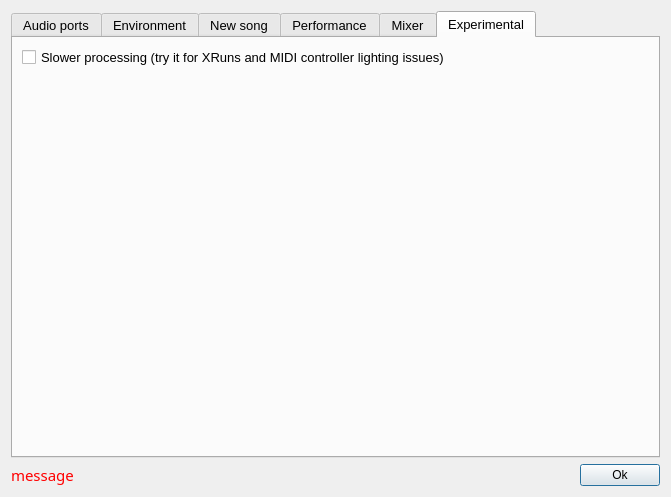
The window that superboucle/preferences_ui.ui (zigmhount/SpinTool_zig) describes before a commit, drawn with Qt 5.
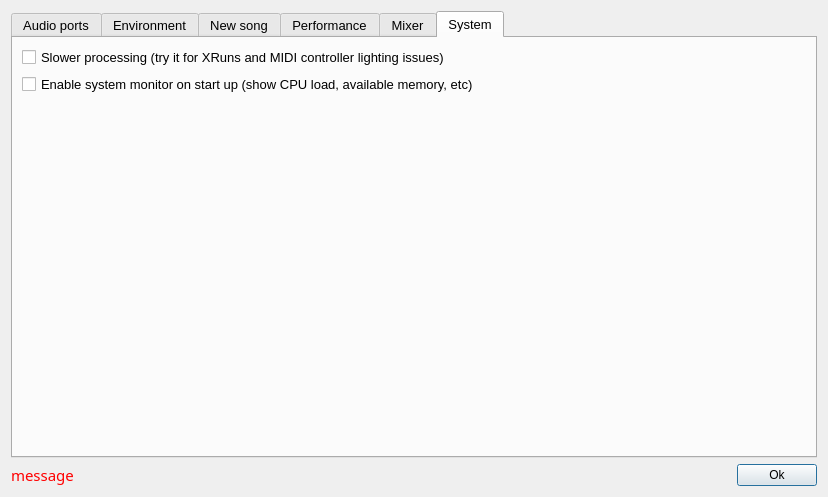
The same window after the commit. The open tabs and pages were chosen to show the change. Icons and pictures are not drawn.

What changed in the file:
```diff
--- a/superboucle/preferences_ui.ui
+++ b/superboucle/preferences_ui.ui
@@ -9,7 +9,7 @@
    <rect>
     <x>0</x>
     <y>0</y>
-    <width>671</width>
+    <width>828</width>
     <height>497</height>
    </rect>
   </property>
@@ -809,7 +809,7 @@
      </widget>
      <widget class="QWidget" name="tabExperimental">
       <attribute name="title">
-       <string>Experimental</string>
+       <string>System</string>
       </attribute>
       <layout class="QVBoxLayout" name="verticalLayout_10">
        <item>
@@ -828,6 +828,16 @@
          </property>
         </widget>
        </item>
+       <item>
+        <widget class="QCheckBox" name="cBoxSystemMonitor">
+         <property name="styleSheet">
+          <string notr="true">font: 10pt &quot;Noto Sans&quot;;</string>
+         </property>
+         <property name="text">
+          <string>Enable system monitor on start up (show CPU load, available memory, etc)</string>
+         </property>
+        </widget>
+       </item>
        <item>
         <spacer name="verticalSpacer_6">
          <property name="orientation">
```
Left out of the diff: 20 changed lines with no effect on the pictures.
